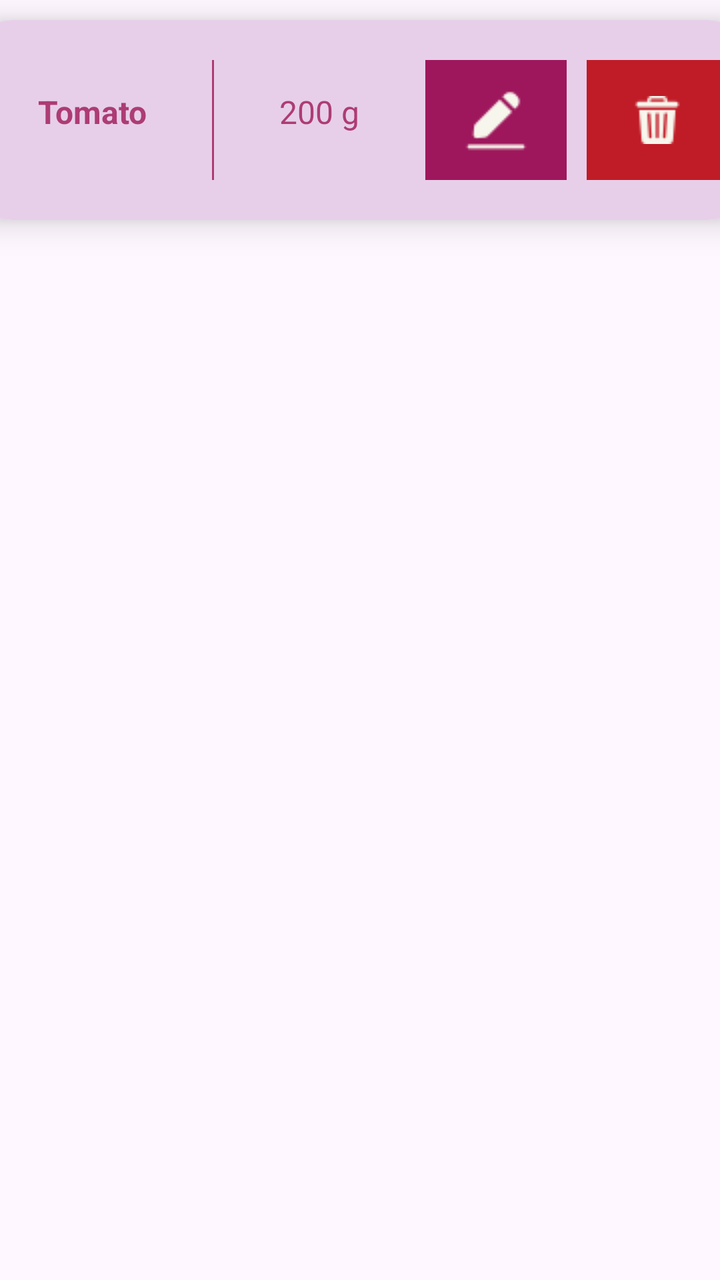
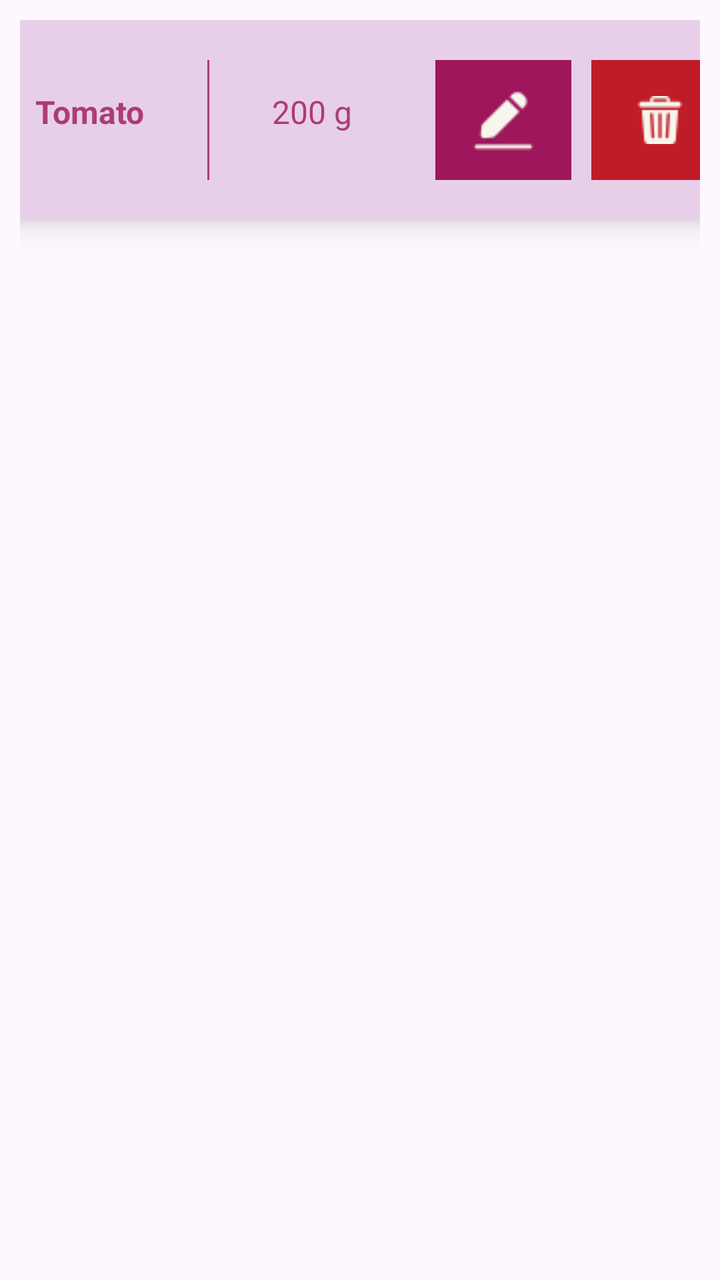

The first picture is an Android layout as it rendered before a commit; the second is the same layout after the commit. The layout source and the unified diff follow.
<!-- AndroidManifest.xml: application theme Theme.SmartPantryManager -->
<!-- res/layout/pantry_ingredient_recycler_view_row.xml -->
<?xml version="1.0" encoding="utf-8"?>
<LinearLayout xmlns:android="http://schemas.android.com/apk/res/android"
    xmlns:app="http://schemas.android.com/apk/res-auto"
    android:id="@+id/pi_recycler_view"
    android:orientation="vertical"
    android:layout_width="match_parent"
    android:layout_height="match_parent">

    <androidx.cardview.widget.CardView
        android:id="@+id/pi_recycler_view_row"
        android:layout_width="388dp"
        android:layout_height="100dp"
        android:layout_gravity="center"
        android:layout_marginTop="10dp"
        android:background="@color/ingredient_card_background"
        app:cardCornerRadius="20dp"
        app:cardElevation="10dp">

        <LinearLayout
            android:layout_width="match_parent"
            android:layout_height="match_parent"
            android:background="@color/ingredient_card_background"
            android:orientation="horizontal">

            <TextView
                android:id="@+id/ingredient"
                android:layout_width="wrap_content"
                android:layout_height="80dp"
                android:layout_gravity="center|center_horizontal"
                android:layout_weight="1"
                android:paddingTop="25dp"
                android:text="@string/pantry_ingredient_name"
                android:textAlignment="center"
                android:textColor="@color/body_text"
                android:textSize="16sp"
                android:textStyle="bold" />

            <View
                android:id="@+id/divider4"
                android:layout_width="1dp"
                android:layout_height="60dp"
                android:layout_gravity="center|center_horizontal"
                android:background="@color/divider_background" />

            <TextView
                android:id="@+id/ingredient_qty"
                android:layout_width="wrap_content"
                android:layout_height="80dp"
                android:layout_gravity="center|center_horizontal|center_vertical"
                android:layout_weight="1"
                android:paddingTop="25dp"
                android:text="@string/pantry_ingredient_qty"
                android:textAlignment="center"
                android:textColor="@color/body_text"
                android:textSize="16sp" />

            <ImageButton
                android:id="@+id/imageButton"
                android:layout_width="5dp"
                android:layout_height="60dp"
                android:layout_gravity="center"
                android:layout_marginRight="10dp"
                android:layout_weight="1"
                android:background="@color/edit_ingredient_btn_background"
                android:contentDescription="@string/edit_pantry_ingredient"
                app:srcCompat="@drawable/edit" />

            <ImageButton
                android:id="@+id/imageButton2"
                android:layout_width="5dp"
                android:layout_height="60dp"
                android:layout_gravity="center"
                android:layout_marginRight="10dp"
                android:layout_weight="1"
                android:background="@color/delete_ingredient_btn_background"
                android:contentDescription="@string/delete_pantry_ingredient"
                app:srcCompat="@drawable/bin" />

        </LinearLayout>
    </androidx.cardview.widget.CardView>
</LinearLayout>
<!-- resources referenced by this layout -->
<resources>
  <color name="body_text">#AD3C74</color>
  <color name="delete_ingredient_btn_background">#C01C27</color>
  <color name="divider_background">#AD3C74</color>
  <color name="edit_ingredient_btn_background">#9E175C</color>
  <color name="ingredient_card_background">#E7CFE9</color>
  <!-- drawable bin: png bitmap (drawable, 696 bytes) -->
  <!-- drawable edit: png bitmap (drawable, 661 bytes) -->
  <string name="delete_pantry_ingredient">Delete Pantry Ingredient</string>
  <string name="edit_pantry_ingredient">Edit Pantry Ingredient</string>
  <string name="pantry_ingredient_name">Tomato</string>
  <string name="pantry_ingredient_qty">200 g</string>
  <style name="Theme.SmartPantryManager" parent="Base.Theme.SmartPantryManager" />
  <style name="Base.Theme.SmartPantryManager" parent="Theme.Material3.DayNight.NoActionBar">
          
          
      </style>
</resources>

<!-- the commit's change to res/layout/pantry_ingredient_recycler_view_row.xml (unified diff, before → after) -->
@@ -2,16 +2,16 @@
 <LinearLayout xmlns:android="http://schemas.android.com/apk/res/android"
     xmlns:app="http://schemas.android.com/apk/res-auto"
     android:id="@+id/pi_recycler_view"
+    android:layout_width="match_parent"
+    android:layout_height="wrap_content"
     android:orientation="vertical"
-    android:layout_width="match_parent"
-    android:layout_height="match_parent">
+    android:padding="10dp">
 
     <androidx.cardview.widget.CardView
         android:id="@+id/pi_recycler_view_row"
         android:layout_width="388dp"
         android:layout_height="100dp"
         android:layout_gravity="center"
-        android:layout_marginTop="10dp"
         android:background="@color/ingredient_card_background"
         app:cardCornerRadius="20dp"
         app:cardElevation="10dp">
@@ -36,7 +36,7 @@
                 android:textStyle="bold" />
 
             <View
-                android:id="@+id/divider4"
+                android:id="@+id/pantry_ingredient_detail_divider"
                 android:layout_width="1dp"
                 android:layout_height="60dp"
                 android:layout_gravity="center|center_horizontal"
@@ -55,18 +55,18 @@
                 android:textSize="16sp" />
 
             <ImageButton
-                android:id="@+id/imageButton"
+                android:id="@+id/edit_ingredient_btn"
                 android:layout_width="5dp"
                 android:layout_height="60dp"
                 android:layout_gravity="center"
-                android:layout_marginRight="10dp"
+                android:layout_margin="10dp"
                 android:layout_weight="1"
                 android:background="@color/edit_ingredient_btn_background"
                 android:contentDescription="@string/edit_pantry_ingredient"
                 app:srcCompat="@drawable/edit" />
 
             <ImageButton
-                android:id="@+id/imageButton2"
+                android:id="@+id/delete_ingredient_btn"
                 android:layout_width="5dp"
                 android:layout_height="60dp"
                 android:layout_gravity="center"
